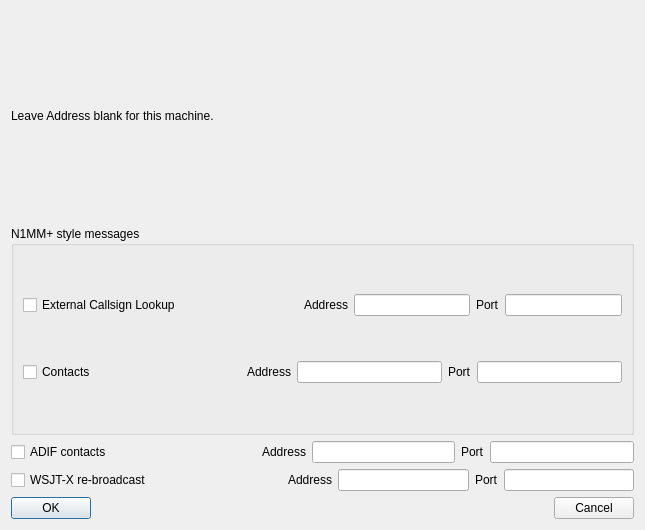
Old version of the form mqt/MqtLogger/n1mmbroadcastconfig.ui in the repository Rsclub22/Minos2-Mirror.
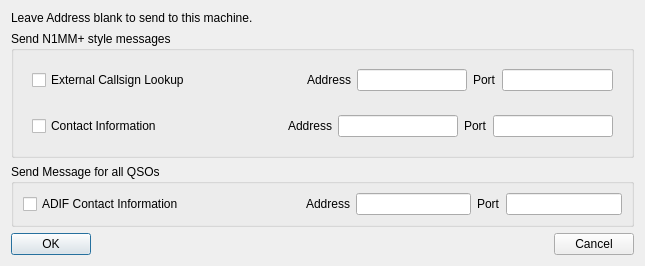
New version of the form.

Commit message: Move all wsjt config to wsjt; don't show callsign lookup option

What changed in the file:
```diff
--- a/mqt/MqtLogger/n1mmbroadcastconfig.ui
+++ b/mqt/MqtLogger/n1mmbroadcastconfig.ui
@@ -7,7 +7,7 @@
     <x>0</x>
     <y>0</y>
     <width>645</width>
-    <height>530</height>
+    <height>216</height>
    </rect>
   </property>
   <property name="windowTitle">
@@ -17,17 +17,31 @@
    <item>
     <widget class="QLabel" name="label_4">
      <property name="text">
-      <string>Leave Address blank for this machine.</string>
+      <string>Leave Address blank to send to this machine.</string>
      </property>
     </widget>
    </item>
+   <item>
+    <spacer name="verticalSpacer">
+     <property name="orientation">
+      <enum>Qt::Vertical</enum>
+     </property>
+     <property name="sizeHint" stdset="0">
+      <size>
+       <width>20</width>
+       <height>40</height>
+      </size>
+     </property>
+    </spacer>
+   </item>
    <item>
     <widget class="QGroupBox" name="groupBox">
      <property name="title">
-      <string>N1MM+ style messages</string>
+      <string>Send N1MM+ style messages</string>
      </property>
      <layout class="QVBoxLayout" name="verticalLayout">
       <item>
+       <widget class="QFrame" name="LookupFrame">
        <layout class="QHBoxLayout" name="horizontalLayout_3">
         <item>
          <widget class="QCheckBox" name="extCSSelect">
@@ -70,13 +84,15 @@
          <widget class="QLineEdit" name="extCSPort"/>
         </item>
        </layout>
+       </widget>
       </item>
       <item>
+       <widget class="QFrame" name="QSOFrame">
        <layout class="QHBoxLayout" name="horizontalLayout_2">
         <item>
          <widget class="QCheckBox" name="contactsSelect">
           <property name="text">
-           <string>Contacts</string>
+            <string>Contact Information</string>
           </property>
          </widget>
         </item>
@@ -114,16 +130,21 @@
          <widget class="QLineEdit" name="contactsPort"/>
         </item>
        </layout>
+       </widget>
       </item>
      </layout>
     </widget>
    </item>
    <item>
+    <widget class="QGroupBox" name="">
+     <property name="title">
+      <string>Send Message for all QSOs</string>
+     </property>
     <layout class="QHBoxLayout" name="horizontalLayout_5">
      <item>
       <widget class="QCheckBox" name="ADIFSelect">
        <property name="text">
-        <string>ADIF contacts</string>
+         <string>ADIF Contact Information</string>
        </property>
       </widget>
      </item>
@@ -161,50 +182,7 @@
       <widget class="QLineEdit" name="ADIFPort"/>
      </item>
     </layout>
-   </item>
-   <item>
-    <layout class="QHBoxLayout" name="horizontalLayout_4">
-     <item>
-      <widget class="QCheckBox" name="wsjtxSelect">
-       <property name="text">
-        <string>WSJT-X re-broadcast</string>
-       </property>
-      </widget>
-     </item>
-     <item>
-      <spacer name="horizontalSpacer_3">
-       <property name="orientation">
-        <enum>Qt::Horizontal</enum>
-       </property>
-       <property name="sizeHint" stdset="0">
-        <size>
-         <width>40</width>
-         <height>20</height>
-        </size>
-       </property>
-      </spacer>
-     </item>
-     <item>
-      <widget class="QLabel" name="label_7">
-       <property name="text">
-        <string>Address</string>
-       </property>
-      </widget>
-     </item>
-     <item>
-      <widget class="QLineEdit" name="wsjtxAddr"/>
-     </item>
-     <item>
-      <widget class="QLabel" name="label_3">
-       <property name="text">
-        <string>Port</string>
-       </property>
-      </widget>
-     </item>
-     <item>
-      <widget class="QLineEdit" name="wsjtxPort"/>
-     </item>
-    </layout>
+    </widget>
    </item>
    <item>
     <layout class="QHBoxLayout" name="horizontalLayout">
```
Lines whose indentation alone changed are shown as unchanged. The commit also changes 3 other files.
